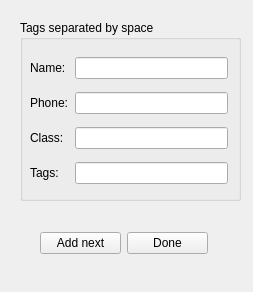
First picture: the form in Kontact/widgets/additem.ui, repository frank-515/repoForFun, before the edit.
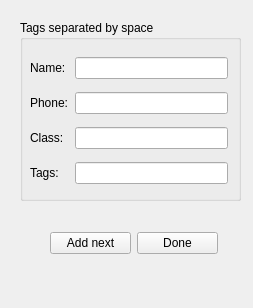
Second picture: the form after the edit.

What changed in the file:
```diff
--- a/Kontact/widgets/additem.ui
+++ b/Kontact/widgets/additem.ui
@@ -7,7 +7,7 @@
     <x>0</x>
     <y>0</y>
     <width>253</width>
-    <height>292</height>
+    <height>308</height>
    </rect>
   </property>
   <property name="sizePolicy">
@@ -84,10 +84,10 @@
     </layout>
    </widget>
   </widget>
-  <widget class="QWidget" name="">
+  <widget class="QWidget" name="layoutWidget">
    <property name="geometry">
     <rect>
-     <x>40</x>
+     <x>50</x>
      <y>230</y>
      <width>168</width>
      <height>27</height>
```
Left out of the diff: 2 changed lines with no effect on the pictures.
